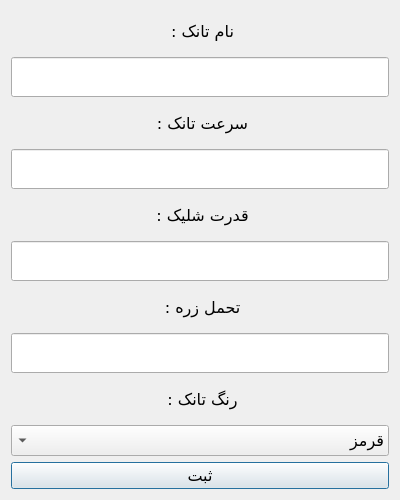
Old version of the form addtank.ui in the repository ehsankhani/TANKS_BATTLE.
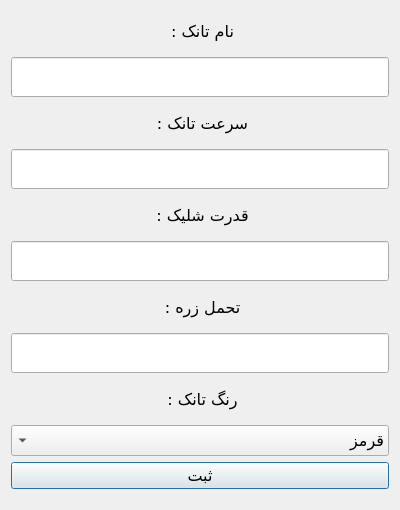
New version of the form.

The edit to the form file:
```diff
--- a/addtank.ui
+++ b/addtank.ui
@@ -7,7 +7,7 @@
     <x>0</x>
     <y>0</y>
     <width>400</width>
-    <height>481</height>
+    <height>510</height>
    </rect>
   </property>
   <property name="font">
```
Left out of the diff: 2 changed lines with no effect on the pictures.
